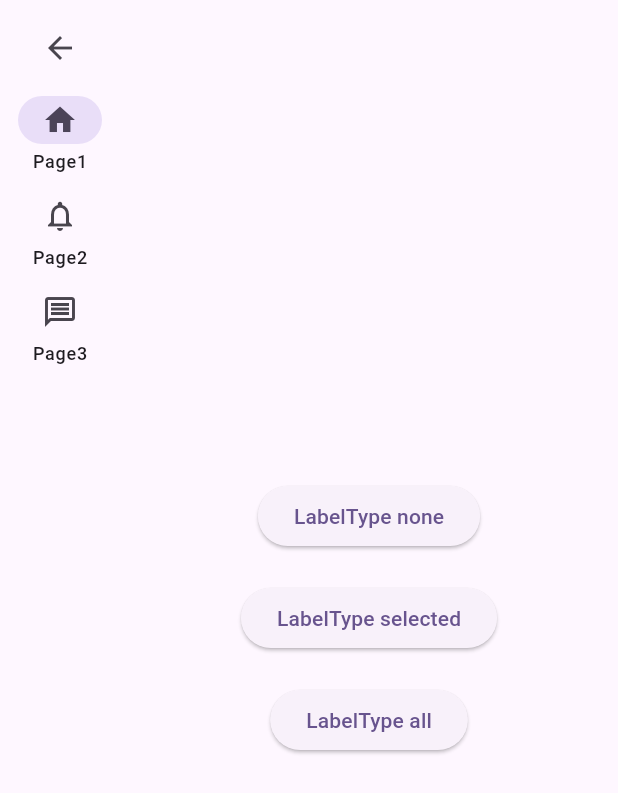
After one commit to tomoya-hiraiwa/flutter_samples, a Flutter app: the NavigationRailPage screen opened directly, on a phone screen of 412 x 824 dp. The commit adds this screen. Shown: the top 793 px of the screen. Run offline on Flutter 3.47's test engine with Material 3 defaults, Android fonts, the phone set to English and light mode, and no system bars.

Commit message:
add some pages

```diff
--- a/flutter_interface/lib/main.dart
+++ b/flutter_interface/lib/main.dart
@@ -41,7 +41,7 @@ class _MyHomePageState extends State<MyHomePage>
   @override
   void initState() {
     super.initState();
-    _tabController = TabController(length: 5, vsync: this);
+    _tabController = TabController(length: 6, vsync: this);
     _tabController.addListener(() {
       setState(() {
         _showPages = getPage(_tabController.index);
--- /dev/null
+++ b/flutter_interface/lib/material_widgets/navigation_rail_page.dart
@@ -0,0 +1,85 @@
+import 'package:flutter/material.dart';
+
+
+class NavigationRailPage extends StatefulWidget {
+  const NavigationRailPage({super.key});
+
+  @override
+  State<NavigationRailPage> createState() => _NavigationRailPageState();
+}
+
+class _NavigationRailPageState extends State<NavigationRailPage> {
+  int currentIndex = 0;
+  NavigationRailLabelType labelType = NavigationRailLabelType.all;
+
+  @override
+  Widget build(BuildContext context) {
+    return Scaffold(
+      body: Row(
+      children: [
+          NavigationRail(
+            selectedIndex: currentIndex,
+            onDestinationSelected: (int index) {
+              setState(() {
+                currentIndex = index;
+              });
+            },
+            labelType: labelType,
+            leading: IconButton(onPressed: (){Navigator.pop(context);},icon: const Icon(Icons.arrow_back)),
+            destinations: const[
+              NavigationRailDestination(
+                icon: Icon(Icons.home_outlined),
+                selectedIcon: Icon(Icons.home),
+                label: Text("Page1")
+              ),
+              NavigationRailDestination(
+                  icon: Icon(Icons.notifications_outlined),
+                  selectedIcon: Icon(Icons.notifications),
+                  label: Text("Page2")
+              ),
+              NavigationRailDestination(
+                  icon: Icon(Icons.message_outlined),
+                  selectedIcon: Icon(Icons.message),
+                  label: Text("Page3")
+              ),
+            ],
+          ),
+        Expanded(
+            child: Padding(
+              padding: const EdgeInsets.all(8.0),
+              child: Column(
+                mainAxisAlignment: MainAxisAlignment.center,
+                children: [
+                  ElevatedButton(onPressed: (){
+                    setState(() {
+                      labelType = NavigationRailLabelType.none;
+                    });
+                  },
+                    child: const Text("LabelType none"),
+                  ),
+                  const SizedBox(height: 20),
+                  ElevatedButton(onPressed: (){
+                    setState(() {
+                      labelType = NavigationRailLabelType.selected;
+                    });
+                  },
+                    child: const Text("LabelType selected"),
+                  ),
+                  const SizedBox(height: 20),
+                  ElevatedButton(onPressed: (){
+                    setState(() {
+                      labelType = NavigationRailLabelType.all;
+                    });
+                  },
+                    child: const Text("LabelType all"),
+                  ),
+                ],
+              ),
+            ),
+        ),
+        ],
+      ),
+
+    );
+  }
+}
--- a/flutter_interface/lib/material_widgets/snackbar_page.dart
+++ b/flutter_interface/lib/material_widgets/snackbar_page.dart
@@ -10,7 +10,7 @@ class SnackBarPage extends StatelessWidget {
         title: const Text("SnackBar"),
       ),
       body: Center(
-        child: Row(
+        child: Column(
           mainAxisAlignment: MainAxisAlignment.center,
           children: [
             ElevatedButton(
@@ -27,7 +27,7 @@ class SnackBarPage extends StatelessWidget {
                 },
                 child: const Text("Show Fixed SnackBar")
             ),
-            const SizedBox(width: 20),
+            const SizedBox(height: 20),
             ElevatedButton(
                 onPressed: () {
                   ScaffoldMessenger.of(context).showSnackBar(
```
Also changed, not shown: flutter_interface/lib/Models.dart (+19 -0 lines), flutter_interface/lib/material_widgets/checkbox_page.dart (added, +65 -0 lines), flutter_interface/lib/material_widgets/chip_page.dart (added, +64 -0 lines), flutter_interface/lib/material_widgets/navigation_bar_page.dart (added, +61 -0 lines), flutter_interface/lib/material_widgets/navigation_drawer_page.dart (added, +66 -0 lines), flutter_interface/lib/material_widgets/tabbar_page.dart (added, +33 -0 lines).
